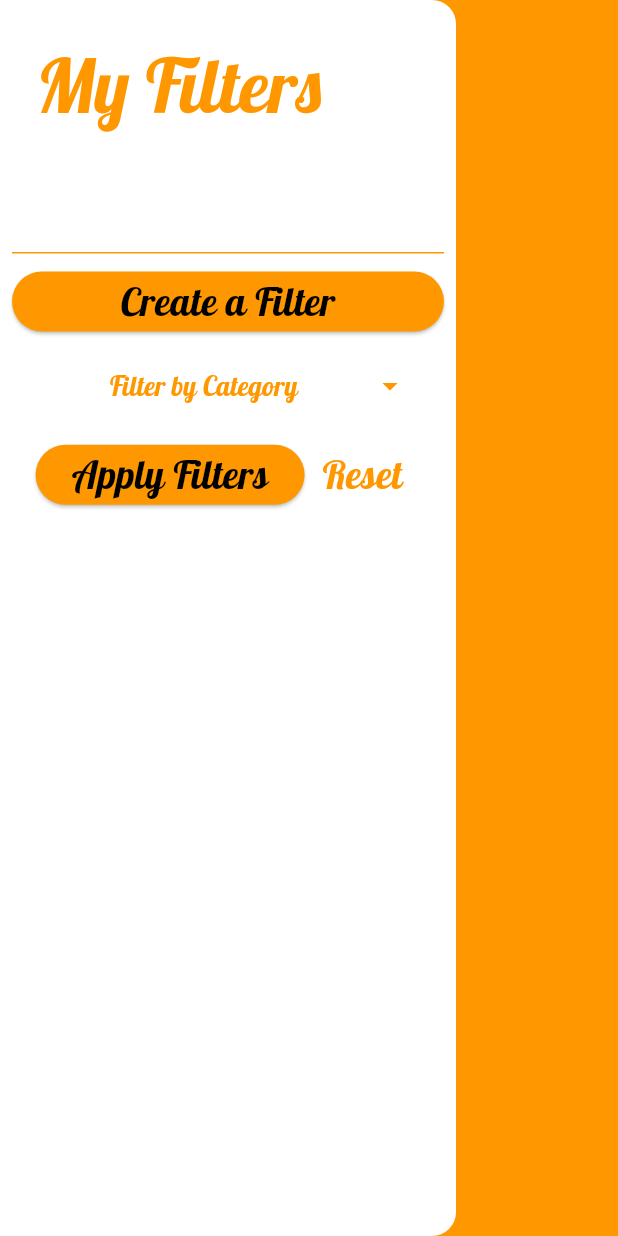
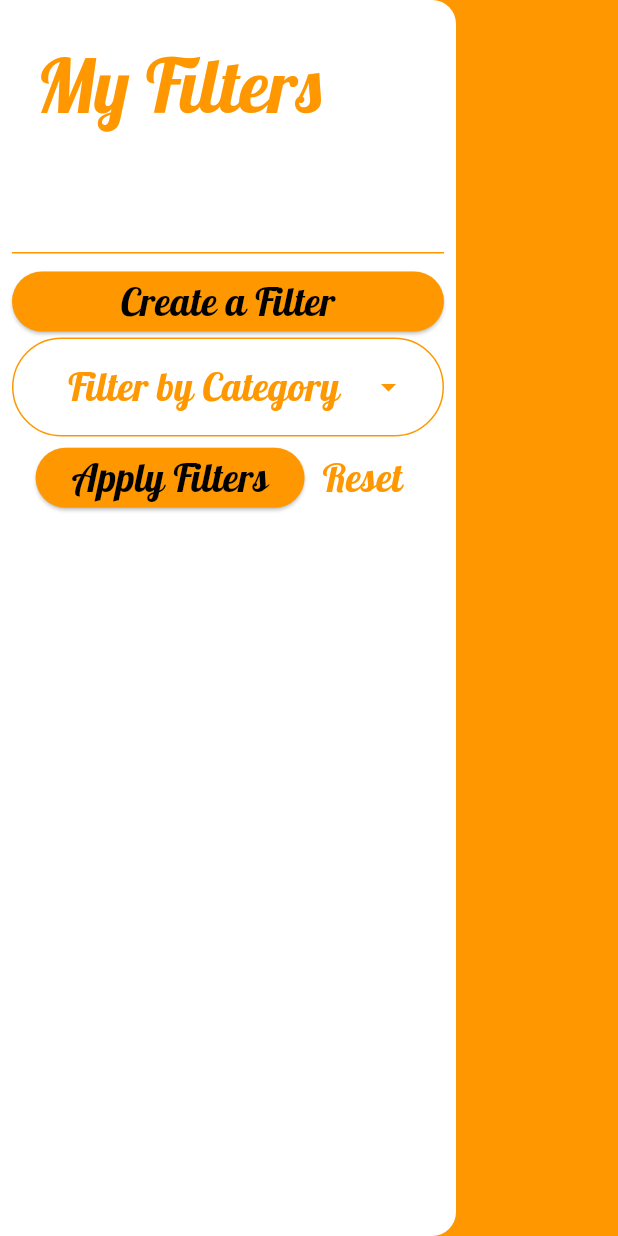
Before and after one commit to Rawezh-Tariq/meals_app, a Flutter app: the DrawerScreen widget shown alone on an empty page, opened directly with empty values, after a tap on "Create a Filter", after a tap on "Apply Filters", on a phone screen of 412 x 824 dp. Run offline on Flutter 3.47's test engine with Material 2 defaults, Android fonts, the phone set to English and light mode, and no system bars; our stand-ins replace google_fonts; network calls fail.

```diff
--- a/lib/screens/drawer_screen.dart
+++ b/lib/screens/drawer_screen.dart
@@ -33,7 +33,9 @@ class _DrawerScreenState extends State<DrawerScreen> {
           ),
           ElevatedButton(
               onPressed: () {
-                setState(() {
+                addDropDowns.length >= Categories.values.length
+                    ? null
+                    : setState(() {
                         addDropDowns.add('filter ${addDropDowns.length}');
                         mySelectedValue.add(null);
                       });
@@ -45,7 +47,14 @@ class _DrawerScreenState extends State<DrawerScreen> {
                         ? Colors.white
                         : Colors.black),
               )),
-          ListView.builder(
+          Container(
+            decoration: BoxDecoration(
+              border: Border.all(width: 1, color: Colors.orange),
+              borderRadius: BorderRadius.circular(50),
+            ),
+            child: addDropDowns.isEmpty
+                ? null
+                : ListView.builder(
                     itemCount: addDropDowns.length,
                     shrinkWrap: true,
                     itemBuilder: (context, index) {
@@ -55,12 +64,13 @@ class _DrawerScreenState extends State<DrawerScreen> {
                           alignment: Alignment.center,
                           value: mySelectedValue[index],
                           hint: Text('Filter by Category',
-                      style: widget.curentTheme.textTheme.titleSmall!
+                              style: widget.curentTheme.textTheme.titleMedium!
                                   .copyWith(color: Colors.orange)),
                           isExpanded: true,
-                  style: widget.curentTheme.textTheme.titleSmall!
+                          style: widget.curentTheme.textTheme.titleMedium!
                               .copyWith(color: Colors.orange),
-                  dropdownColor: widget.curentTheme.colorScheme.background,
+                          dropdownColor:
+                              widget.curentTheme.colorScheme.background,
                           elevation: 0,
                           underline: const SizedBox(),
                           iconEnabledColor: Colors.orange,
@@ -80,29 +90,38 @@ class _DrawerScreenState extends State<DrawerScreen> {
                       );
                     },
                   ),
+          ),
           Row(
             mainAxisAlignment: MainAxisAlignment.center,
             children: [
               ElevatedButton(
                 onPressed: () {
-                  for (var item in myItems) {
-                    item.isFiltered = false;
-                    for (var element in mySelectedValue) {
-                      if (item.categorise.name == element) {
-                        item.isFiltered = true;
-                        myFilteredItems.add(item);
+                  mySelectedValue.isEmpty
+                      ? null
+                      : {
+                          for (var item in myItems)
+                            {
+                              item.isFiltered = false,
+                              for (var element in mySelectedValue)
+                                {
+                                  if (item.categorise.name == element)
+                                    {
+                                      item.isFiltered = true,
+                                      myFilteredItems.add(item),
                                     }
                                 }
-                  }
-
-                  for (var a in myFilteredItems) {
-                    myItems.where((element) => element.name == a.name).forEach(
+                            },
+                          for (var a in myFilteredItems)
+                            {
+                              myItems
+                                  .where((element) => element.name == a.name)
+                                  .forEach(
                                 (element) {
                                   element.isFiltered = true;
                                 },
-                    );
+                              )
                             }
-
+                        };
                   Scaffold.of(context).closeDrawer();
                   widget.onCloseDrawer();
                 },
```
Lines whose indentation alone changed are shown as unchanged.
